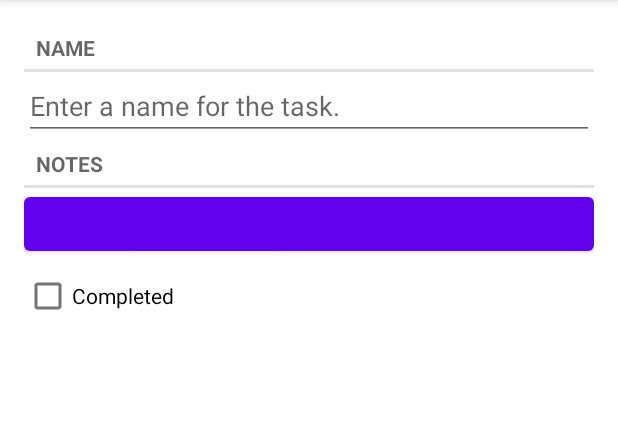
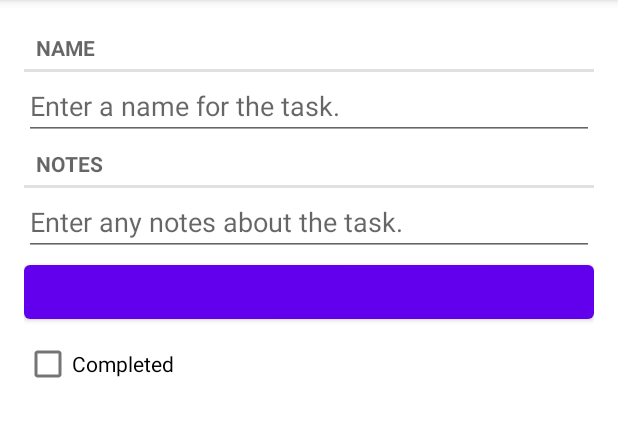
Before and after one commit to jasonn66/CS455-project, an Android app: the screen it shows after launch (MainActivity), after a tap on "New Task", on a phone screen of 412 x 824 dp, the part 84-521 px from its top. Run offline under Robolectric (Android 15) with nearby library versions, the phone set to English and light mode, and no system bars; our stand-ins replace Room's generated code; 2 statements that could not run were skipped.

Commit message:
Added functionality to the checkbox in the DailyTasksFragment. Also updated the TaskFragment to add notes to a task.

```diff
--- a/app/src/main/java/com/example/taskplanner/DailyTasksFragment.kt
+++ b/app/src/main/java/com/example/taskplanner/DailyTasksFragment.kt
@@ -154,6 +154,12 @@ class DailyTasksFragment: Fragment(), DatePickerFragment.Callbacks {
             this.task = task
             nameTextView.text = this.task.name
             isCompletedCheckBox.isChecked = this.task.isCompleted
+
+            // listener for the checkbox that updates the isCompleted property of the task in the database
+            isCompletedCheckBox.setOnCheckedChangeListener { _, isChecked ->
+                this.task.isCompleted = isChecked
+                dailyTasksViewModel.saveTask(this.task)
+            }
         }
 
         override fun onClick(v: View) {
--- a/app/src/main/java/com/example/taskplanner/DailyTasksViewModel.kt
+++ b/app/src/main/java/com/example/taskplanner/DailyTasksViewModel.kt
@@ -20,6 +20,10 @@ class DailyTasksViewModel: ViewModel() {
         taskDateLiveData.value = date
     }
 
+    fun saveTask(task: Task) {
+        taskRepository.updateTask(task)
+    }
+
     fun addTask(task: Task) {
         taskRepository.addTask(task)
     }
--- a/app/src/main/java/com/example/taskplanner/TaskFragment.kt
+++ b/app/src/main/java/com/example/taskplanner/TaskFragment.kt
@@ -35,6 +35,7 @@ class TaskFragment : Fragment(), DatePickerFragment.Callbacks {
 
     private lateinit var task: Task
     private lateinit var nameField: EditText
+    private lateinit var notesField: EditText
     private lateinit var dateButton: Button
     private lateinit var completedCheckBox: CheckBox
 
@@ -64,6 +65,7 @@ class TaskFragment : Fragment(), DatePickerFragment.Callbacks {
     {
         val view = inflater.inflate(R.layout.fragment_task, container, false)
         nameField = view.findViewById(R.id.task_name) as EditText
+        notesField = view.findViewById(R.id.task_notes) as EditText
         dateButton = view.findViewById(R.id.task_date) as Button
         completedCheckBox = view.findViewById(R.id.task_completed) as CheckBox
 
@@ -121,7 +123,38 @@ class TaskFragment : Fragment(), DatePickerFragment.Callbacks {
             }
         }
 
+        val notesWatcher = object : TextWatcher
+        {
+
+            override fun beforeTextChanged(
+                    sequence: CharSequence?,
+                    start: Int,
+                    count: Int,
+                    after: Int
+            )
+            {
+                // This space intentionally left blank
+            }
+
+            override fun onTextChanged(
+                    sequence: CharSequence?,
+                    start: Int,
+                    before: Int,
+                    count: Int
+            )
+            {
+                task.note = sequence.toString()
+            }
+
+            override fun afterTextChanged(sequence: Editable?)
+            {
+                // This one too
+            }
+        }
+
         nameField.addTextChangedListener(nameWatcher)
+
+        notesField.addTextChangedListener(notesWatcher)
 
         completedCheckBox.apply {
             setOnCheckedChangeListener {_, isChecked ->
@@ -178,6 +211,7 @@ class TaskFragment : Fragment(), DatePickerFragment.Callbacks {
 
     private fun updateUI() {
         nameField.setText(task.name)
+        notesField.setText(task.note)
         dateButton.text = DateFormat.getDateInstance(DateFormat.MEDIUM).format(task.date)
         completedCheckBox.apply {
             isChecked = task.isCompleted
--- a/app/src/main/res/layout/fragment_task.xml
+++ b/app/src/main/res/layout/fragment_task.xml
@@ -24,6 +24,12 @@
         android:layout_height="wrap_content"
         android:text="@string/task_notes_label"/>
 
+    <EditText
+        android:id="@+id/task_notes"
+        android:layout_width="match_parent"
+        android:layout_height="wrap_content"
+        android:hint="@string/task_notes_hint"/>
+
     <Button
         android:id="@+id/task_date"
         android:layout_width="match_parent"
--- a/app/src/main/res/layout/list_item_task.xml
+++ b/app/src/main/res/layout/list_item_task.xml
@@ -26,7 +26,6 @@
         android:layout_height="wrap_content"
         android:layout_marginTop="4dp"
         android:layout_marginEnd="16dp"
-        android:text="@string/task_completed_label"
         app:layout_constraintBottom_toBottomOf="parent"
         app:layout_constraintEnd_toEndOf="parent"
         app:layout_constraintTop_toTopOf="parent" />
--- a/app/src/main/res/values/strings.xml
+++ b/app/src/main/res/values/strings.xml
@@ -2,6 +2,7 @@
     <string name="app_name">Task Planner</string>
     <string name="task_name_hint">Enter a name for the task.</string>
     <string name="task_name_label">Name</string>
+    <string name="task_notes_hint">Enter any notes about the task.</string>
     <string name="task_notes_label">Notes</string>
     <string name="task_completed_label">Completed</string>
     <string name="new_task">New Task</string>
```
